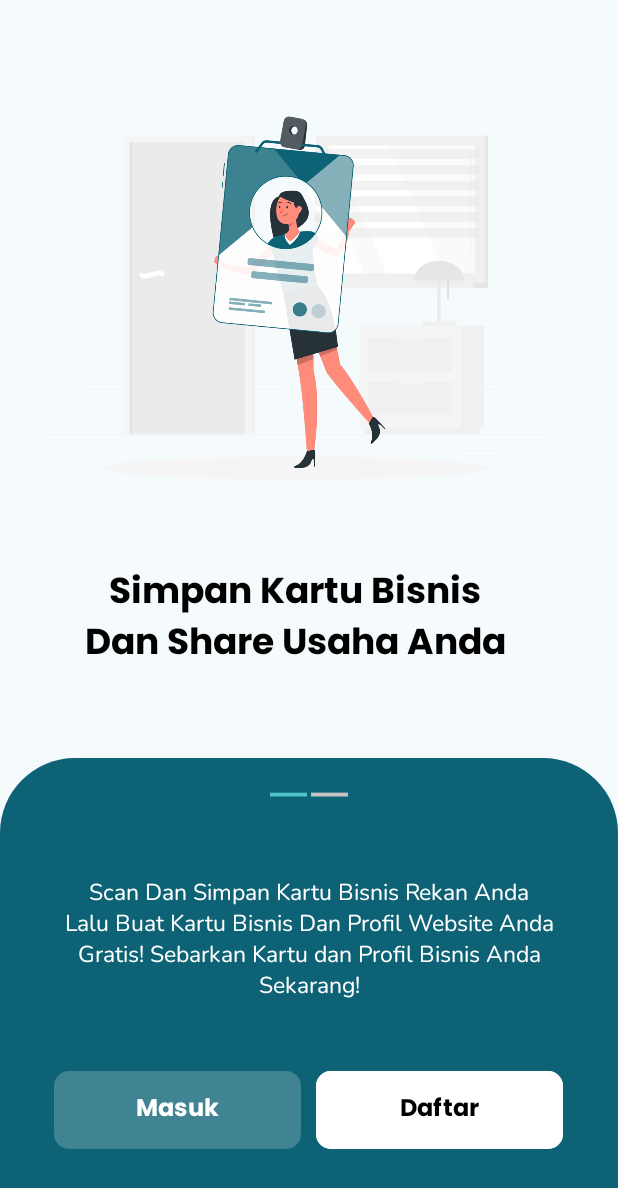
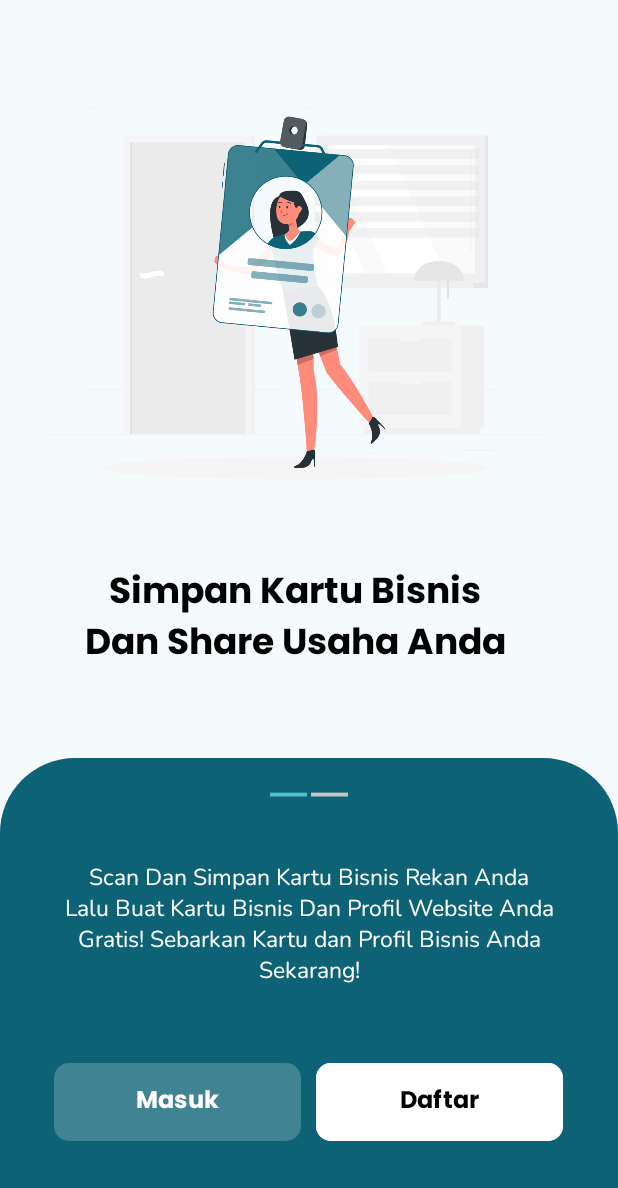
Before and after one commit to GetHubBangkit/gethub-app, an Android app: the screen it shows after launch (OnboardingActivity), on a phone screen of 412 x 824 dp. Shown: the top 1188 px of the screen. Run offline under Robolectric (Android 15) with nearby library versions, the phone set to English and light mode, and no system bars; libraries missing offline, so code that uses them is left out: com.chuckerteam.chucker; 12 statements that could not run were skipped.

Commit message:
fix: onboarding layout

```diff
--- a/app/src/main/java/com/entre/gethub/ui/onboarding/OnboardingActivity.kt
+++ b/app/src/main/java/com/entre/gethub/ui/onboarding/OnboardingActivity.kt
@@ -105,7 +105,7 @@ class OnboardingActivity : AppCompatActivity() {
             super.onBackPressed()
             return
         } else {
-            Toast.makeText(this, "Tekan sekali lagi untuk keluar", Toast.LENGTH_SHORT).show()
+            Toast.makeText(this, "Back sekali lagi untuk keluar", Toast.LENGTH_SHORT).show()
         }
         backPressedTime = System.currentTimeMillis()
     }
--- a/app/src/main/res/layout/activity_onboarding.xml
+++ b/app/src/main/res/layout/activity_onboarding.xml
@@ -44,7 +44,7 @@
         android:layout_width="336dp"
         android:layout_height="92dp"
         android:layout_marginHorizontal="30dp"
-        android:layout_marginTop="30dp"
+        android:layout_marginTop="20dp"
         style="@style/Nunito"
         android:text="@string/onboarding_desc_one"
         android:textAlignment="center"
```
